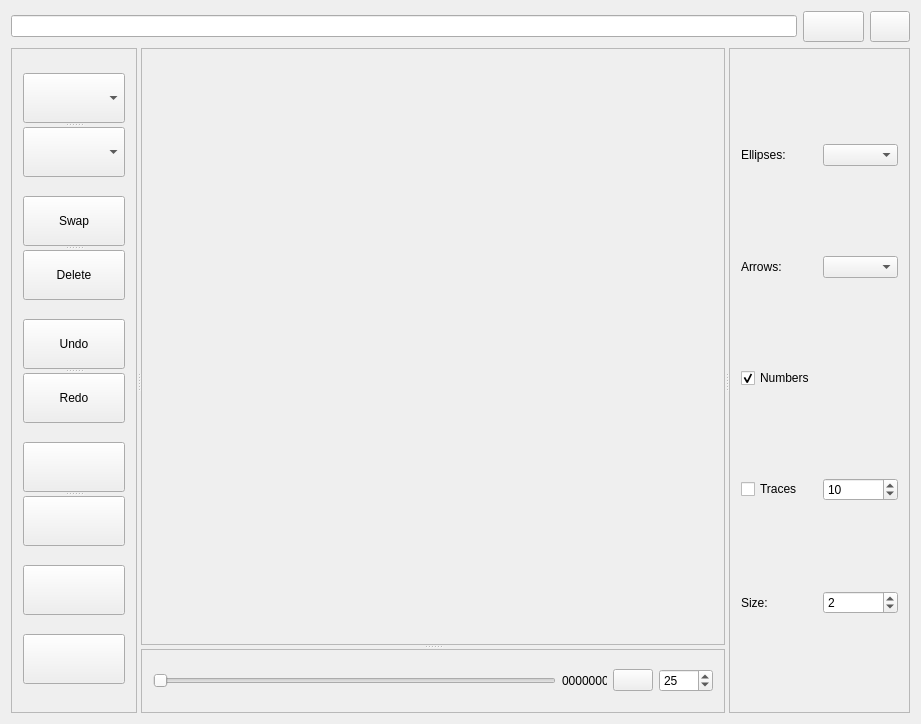
Old version of the form src/replay.ui in the repository FastTrackOrg/FastTrack.
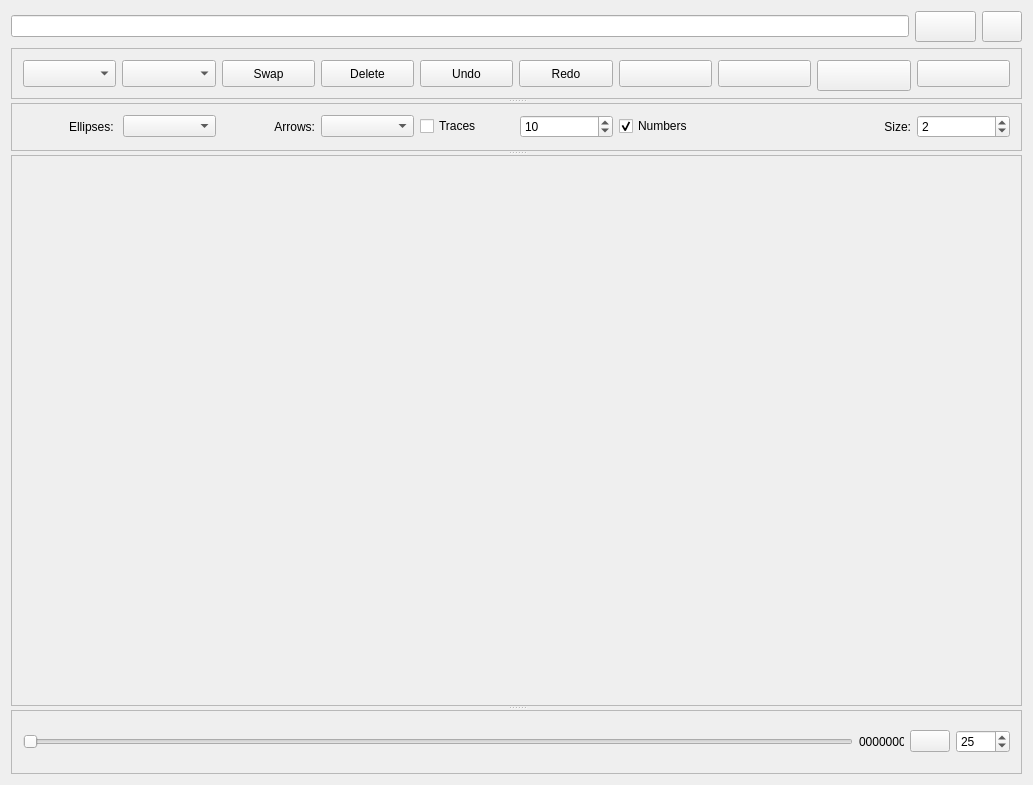
New version of the form.

Commit message: [ref] interactive|replay: change ui layout

What changed in the file:
```diff
--- a/src/replay.ui
+++ b/src/replay.ui
@@ -6,8 +6,8 @@
    <rect>
     <x>0</x>
     <y>0</y>
-    <width>921</width>
-    <height>724</height>
+    <width>1033</width>
+    <height>785</height>
    </rect>
   </property>
   <property name="windowTitle">
@@ -15,6 +15,8 @@
   </property>
   <layout class="QGridLayout" name="gridLayout_4">
    <item row="0" column="0">
+    <layout class="QHBoxLayout" name="horizontalLayout_4">
+     <item>
     <widget class="QLineEdit" name="replayPath">
      <property name="dragEnabled">
       <bool>true</bool>
@@ -24,7 +26,7 @@
      </property>
     </widget>
    </item>
-   <item row="0" column="1">
+     <item>
     <widget class="QPushButton" name="replayOpen">
      <property name="sizePolicy">
       <sizepolicy hsizetype="Minimum" vsizetype="Fixed">
@@ -46,7 +48,7 @@
      </property>
     </widget>
    </item>
-   <item row="0" column="2">
+     <item>
     <widget class="QPushButton" name="replayRefresh">
      <property name="sizePolicy">
       <sizepolicy hsizetype="Minimum" vsizetype="Fixed">
@@ -65,16 +67,18 @@
      </property>
     </widget>
    </item>
-   <item row="1" column="0" colspan="3">
-    <widget class="QSplitter" name="splitter_4">
+    </layout>
+   </item>
+   <item row="1" column="0">
+    <widget class="QSplitter" name="splitter">
      <property name="orientation">
-      <enum>Qt::Horizontal</enum>
+      <enum>Qt::Vertical</enum>
      </property>
      <widget class="QFrame" name="frame_3">
       <property name="maximumSize">
        <size>
-        <width>126</width>
-        <height>16777215</height>
+        <width>16777215</width>
+        <height>51</height>
        </size>
       </property>
       <property name="frameShape">
@@ -85,39 +89,32 @@
       </property>
       <layout class="QGridLayout" name="gridLayout_3">
        <item row="0" column="0">
-        <widget class="QSplitter" name="splitter_2">
-         <property name="orientation">
-          <enum>Qt::Vertical</enum>
-         </property>
          <widget class="QComboBox" name="object1Replay">
-          <property name="maximumSize">
-           <size>
-            <width>16777215</width>
-            <height>50</height>
-           </size>
-          </property>
-         </widget>
+         <property name="sizePolicy">
+          <sizepolicy hsizetype="Preferred" vsizetype="Preferred">
+           <horstretch>0</horstretch>
+           <verstretch>0</verstretch>
+          </sizepolicy>
+         </property>
+        </widget>
+       </item>
+       <item row="0" column="1">
          <widget class="QComboBox" name="object2Replay">
-          <property name="maximumSize">
-           <size>
-            <width>16777215</width>
-            <height>50</height>
-           </size>
-          </property>
-         </widget>
+         <property name="sizePolicy">
+          <sizepolicy hsizetype="Preferred" vsizetype="Preferred">
+           <horstretch>0</horstretch>
+           <verstretch>0</verstretch>
+          </sizepolicy>
+         </property>
         </widget>
        </item>
-       <item row="1" column="0">
-        <widget class="QSplitter" name="splitter_5">
-         <property name="orientation">
-          <enum>Qt::Vertical</enum>
-         </property>
+       <item row="0" column="2">
          <widget class="QPushButton" name="swapReplay">
-          <property name="maximumSize">
-           <size>
-            <width>16777215</width>
-            <height>50</height>
-           </size>
+         <property name="sizePolicy">
+          <sizepolicy hsizetype="Minimum" vsizetype="Preferred">
+           <horstretch>0</horstretch>
+           <verstretch>0</verstretch>
+          </sizepolicy>
           </property>
           <property name="text">
            <string>Swap</string>
@@ -126,59 +123,53 @@
            <string>Return</string>
           </property>
          </widget>
+       </item>
+       <item row="0" column="3">
          <widget class="QPushButton" name="deleteData">
-          <property name="maximumSize">
-           <size>
-            <width>16777215</width>
-            <height>50</height>
-           </size>
+         <property name="sizePolicy">
+          <sizepolicy hsizetype="Minimum" vsizetype="Preferred">
+           <horstretch>0</horstretch>
+           <verstretch>0</verstretch>
+          </sizepolicy>
           </property>
           <property name="text">
            <string>Delete</string>
           </property>
          </widget>
-        </widget>
        </item>
-       <item row="2" column="0">
-        <widget class="QSplitter" name="splitter_6">
-         <property name="orientation">
-          <enum>Qt::Vertical</enum>
-         </property>
+       <item row="0" column="4">
          <widget class="QPushButton" name="undoButton">
-          <property name="maximumSize">
-           <size>
-            <width>16777215</width>
-            <height>50</height>
-           </size>
+         <property name="sizePolicy">
+          <sizepolicy hsizetype="Minimum" vsizetype="Preferred">
+           <horstretch>0</horstretch>
+           <verstretch>0</verstretch>
+          </sizepolicy>
           </property>
           <property name="text">
            <string>Undo</string>
           </property>
          </widget>
+       </item>
+       <item row="0" column="5">
          <widget class="QPushButton" name="redoButton">
-          <property name="maximumSize">
-           <size>
-            <width>16777215</width>
-            <height>50</height>
-           </size>
+         <property name="sizePolicy">
+          <sizepolicy hsizetype="Minimum" vsizetype="Preferred">
+           <horstretch>0</horstretch>
+           <verstretch>0</verstretch>
+          </sizepolicy>
           </property>
           <property name="text">
            <string>Redo</string>
           </property>
          </widget>
-        </widget>
        </item>
-       <item row="3" column="0">
-        <widget class="QSplitter" name="splitter">
-         <property name="orientation">
-          <enum>Qt::Vertical</enum>
-         </property>
+       <item row="0" column="6">
          <widget class="QPushButton" name="replayPrevious">
-          <property name="maximumSize">
-           <size>
-            <width>16777215</width>
-            <height>50</height>
-           </size>
+         <property name="sizePolicy">
+          <sizepolicy hsizetype="Minimum" vsizetype="Preferred">
+           <horstretch>0</horstretch>
+           <verstretch>0</verstretch>
+          </sizepolicy>
           </property>
           <property name="text">
            <string/>
@@ -187,12 +178,14 @@
            <string>S</string>
           </property>
          </widget>
+       </item>
+       <item row="0" column="7">
          <widget class="QPushButton" name="replayNext">
-          <property name="maximumSize">
-           <size>
-            <width>16777215</width>
-            <height>50</height>
-           </size>
+         <property name="sizePolicy">
+          <sizepolicy hsizetype="Minimum" vsizetype="Preferred">
+           <horstretch>0</horstretch>
+           <verstretch>0</verstretch>
+          </sizepolicy>
           </property>
           <property name="text">
            <string/>
@@ -201,34 +194,33 @@
            <string>Z</string>
           </property>
          </widget>
-        </widget>
        </item>
-       <item row="4" column="0">
+       <item row="0" column="8">
         <widget class="QPushButton" name="replaySave">
+         <property name="sizePolicy">
+          <sizepolicy hsizetype="Minimum" vsizetype="Preferred">
+           <horstretch>0</horstretch>
+           <verstretch>0</verstretch>
+          </sizepolicy>
+         </property>
          <property name="minimumSize">
           <size>
            <width>61</width>
            <height>31</height>
           </size>
          </property>
-         <property name="maximumSize">
-          <size>
-           <width>16777215</width>
-           <height>50</height>
-          </size>
-         </property>
          <property name="text">
           <string/>
          </property>
         </widget>
        </item>
-       <item row="5" column="0">
+       <item row="0" column="9">
         <widget class="QPushButton" name="replayHelp">
-         <property name="maximumSize">
-          <size>
-           <width>16777215</width>
-           <height>50</height>
-          </size>
+         <property name="sizePolicy">
+          <sizepolicy hsizetype="Minimum" vsizetype="Preferred">
+           <horstretch>0</horstretch>
+           <verstretch>0</verstretch>
+          </sizepolicy>
          </property>
          <property name="text">
           <string/>
@@ -240,6 +232,132 @@
        </item>
       </layout>
      </widget>
+     <widget class="QFrame" name="frame">
+      <property name="maximumSize">
+       <size>
+        <width>16777215</width>
+        <height>48</height>
+       </size>
+      </property>
+      <property name="frameShape">
+       <enum>QFrame::StyledPanel</enum>
+      </property>
+      <property name="frameShadow">
+       <enum>QFrame::Raised</enum>
+      </property>
+      <layout class="QGridLayout" name="gridLayout_2">
+       <item row="0" column="0">
+        <layout class="QHBoxLayout" name="horizontalLayout_3">
+         <item>
+          <widget class="QLabel" name="label_4">
+           <property name="sizePolicy">
+            <sizepolicy hsizetype="Preferred" vsizetype="Preferred">
+             <horstretch>0</horstretch>
+             <verstretch>0</verstretch>
+            </sizepolicy>
+           </property>
+           <property name="text">
+            <string>Ellipses: </string>
+           </property>
+           <property name="alignment">
+            <set>Qt::AlignRight|Qt::AlignTrailing|Qt::AlignVCenter</set>
+           </property>
+          </widget>
+         </item>
+         <item>
+          <widget class="QComboBox" name="ellipseBox"/>
+         </item>
+        </layout>
+       </item>
+       <item row="0" column="1">
+        <layout class="QHBoxLayout" name="horizontalLayout">
+         <item>
+          <widget class="QLabel" name="label_3">
+           <property name="sizePolicy">
+            <sizepolicy hsizetype="Preferred" vsizetype="Preferred">
+             <horstretch>0</horstretch>
+             <verstretch>0</verstretch>
+            </sizepolicy>
+           </property>
+           <property name="text">
+            <string>Arrows:</string>
+           </property>
+           <property name="alignment">
+            <set>Qt::AlignRight|Qt::AlignTrailing|Qt::AlignVCenter</set>
+           </property>
+          </widget>
+         </item>
+         <item>
+          <widget class="QComboBox" name="arrowBox"/>
+         </item>
+        </layout>
+       </item>
+       <item row="0" column="2">
+        <layout class="QHBoxLayout" name="horizontalLayout_2">
+         <item>
+          <widget class="QCheckBox" name="replayTrace">
+           <property name="text">
+            <string>Traces</string>
+           </property>
+          </widget>
+         </item>
+         <item>
+          <widget class="QSpinBox" name="replayTraceLength">
+           <property name="maximum">
+            <number>50000</number>
+           </property>
+           <property name="value">
+            <number>10</number>
+           </property>
+          </widget>
+         </item>
+        </layout>
+       </item>
+       <item row="0" column="3">
+        <widget class="QCheckBox" name="replayNumbers">
+         <property name="text">
+          <string>Numbers</string>
+         </property>
+         <property name="checked">
+          <bool>true</bool>
+         </property>
+        </widget>
+       </item>
+       <item row="0" column="4">
+        <layout class="QHBoxLayout" name="horizontalLayout_5">
+         <item>
+          <widget class="QLabel" name="label">
+           <property name="sizePolicy">
+            <sizepolicy hsizetype="Preferred" vsizetype="Preferred">
+             <horstretch>0</horstretch>
+             <verstretch>0</verstretch>
+            </sizepolicy>
+           </property>
+           <property name="text">
+            <string>Size:</string>
+           </property>
+           <property name="alignment">
+            <set>Qt::AlignRight|Qt::AlignTrailing|Qt::AlignVCenter</set>
+           </property>
+          </widget>
+         </item>
+         <item>
+          <widget class="QSpinBox" name="replaySize">
+           <property name="minimum">
+            <number>1</number>
+           </property>
+           <property name="maximum">
+            <number>150</number>
+           </property>
+           <property name="value">
+            <number>2</number>
+           </property>
+          </widget>
+         </item>
+        </layout>
+       </item>
+      </layout>
+     </widget>
      <widget class="QSplitter" name="splitter_3">
       <property name="orientation">
        <enum>Qt::Vertical</enum>
@@ -262,8 +380,8 @@
          <rect>
           <x>0</x>
           <y>0</y>
-          <width>586</width>
-          <height>599</height>
+          <width>1013</width>
+          <height>551</height>
          </rect>
         </property>
         <layout class="QGridLayout" name="gridLayout">
@@ -376,101 +494,6 @@
        </layout>
       </widget>
      </widget>
-     <widget class="QFrame" name="frame">
-      <property name="maximumSize">
-       <size>
-        <width>181</width>
-        <height>16777215</height>
-       </size>
-      </property>
-      <property name="frameShape">
-       <enum>QFrame::StyledPanel</enum>
-      </property>
-      <property name="frameShadow">
-       <enum>QFrame::Raised</enum>
-      </property>
-      <layout class="QGridLayout" name="gridLayout_2">
-       <item row="0" column="0" colspan="2">
-        <layout class="QHBoxLayout" name="horizontalLayout_3">
-         <item>
-          <widget class="QLabel" name="label_4">
-           <property name="text">
-            <string>Ellipses: </string>
-           </property>
-          </widget>
-         </item>
-         <item>
-          <widget class="QComboBox" name="ellipseBox"/>
-         </item>
-        </layout>
-       </item>
-       <item row="1" column="0" colspan="2">
-        <layout class="QHBoxLayout" name="horizontalLayout">
-         <item>
-          <widget class="QLabel" name="label_3">
-           <property name="text">
-            <string>Arrows:</string>
-           </property>
-          </widget>
-         </item>
-         <item>
-          <widget class="QComboBox" name="arrowBox"/>
-         </item>
-        </layout>
-       </item>
-       <item row="2" column="0" colspan="2">
-        <widget class="QCheckBox" name="replayNumbers">
-         <property name="text">
-          <string>Numbers</string>
-         </property>
-         <property name="checked">
-          <bool>true</bool>
-         </property>
-        </widget>
-       </item>
-       <item row="3" column="0" colspan="2">
-        <layout class="QHBoxLayout" name="horizontalLayout_2">
-         <item>
-          <widget class="QCheckBox" name="replayTrace">
-           <property name="text">
-            <string>Traces</string>
-           </property>
-          </widget>
-         </item>
-         <item>
-          <widget class="QSpinBox" name="replayTraceLength">
-           <property name="maximum">
-            <number>50000</number>
-           </property>
-           <property name="value">
-            <number>10</number>
-           </property>
-          </widget>
-         </item>
-        </layout>
-       </item>
-       <item row="4" column="0">
-        <widget class="QLabel" name="label">
-         <property name="text">
-          <string>Size:</string>
-         </property>
-        </widget>
-       </item>
-       <item row="4" column="1">
-        <widget class="QSpinBox" name="replaySize">
-         <property name="minimum">
-          <number>1</number>
-         </property>
-         <property name="maximum">
-          <number>150</number>
-         </property>
-         <property name="value">
-          <number>2</number>
-         </property>
-        </widget>
-       </item>
-      </layout>
-     </widget>
     </widget>
    </item>
   </layout>
```
Lines whose indentation alone changed are shown as unchanged. The commit also changes 4 other files.
